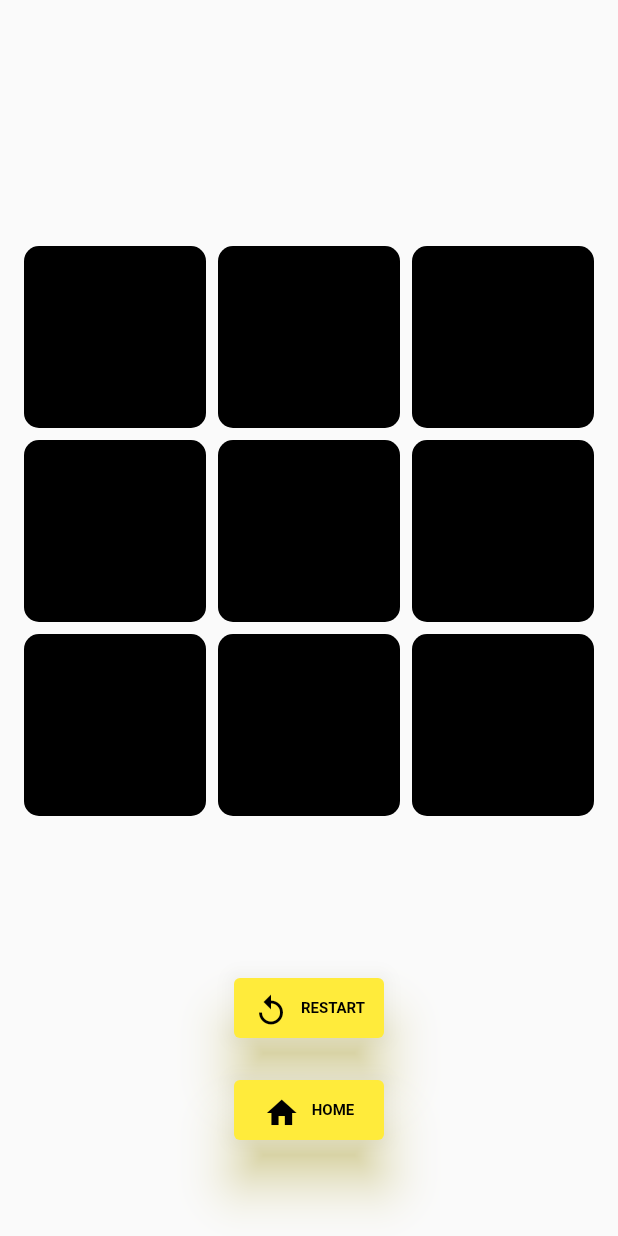
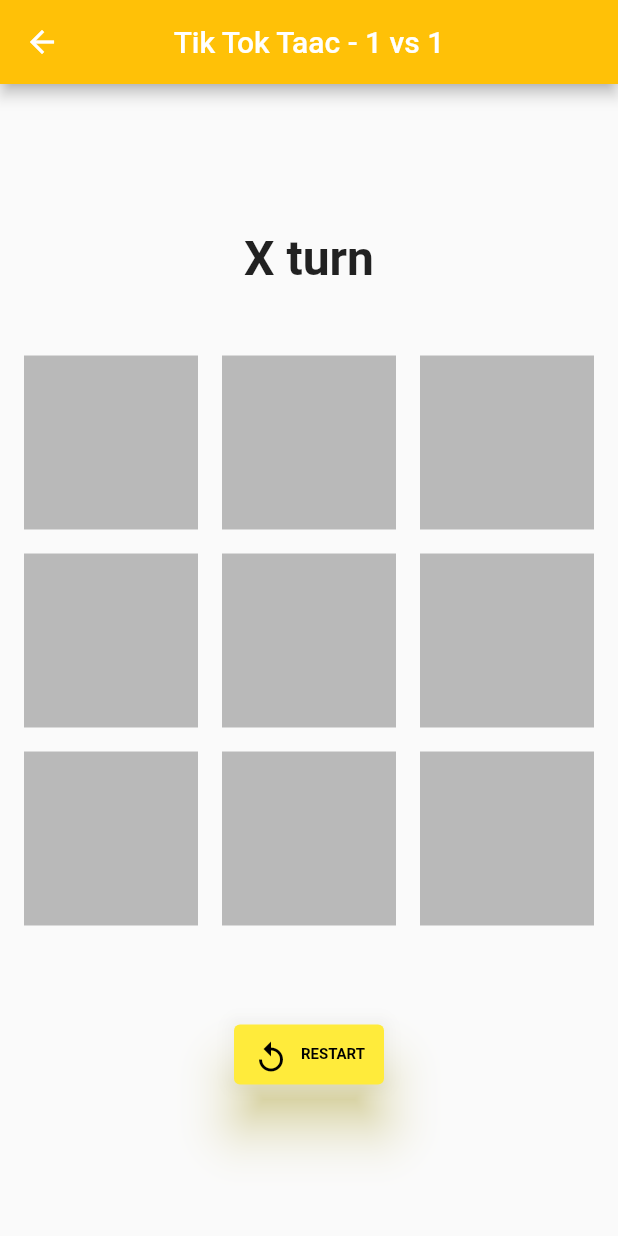
Before and after one commit to MattiaRavagnin/consegne_tpsit_2223, a Flutter app: the screen it shows after launch, after a tap on "1 vs 1", on a phone screen of 412 x 824 dp. Run offline on Flutter 3.47's test engine with Material 2 defaults, Android fonts, the phone set to English and light mode, and no system bars; drawn by our look-alikes of animated_background.

Commit message:
finish part 1

```diff
--- a/tik_tok_taac_flutter/lib/game.dart
+++ /dev/null
@@ -1,39 +0,0 @@
-class Players {
-  static const empty = '';
-  static const x = 'X';
-  static const o = 'O';
-}
-
-class Game {
-  static final boardLenth = 9; //(3*3)
-  static final sizeBloc = 100.0;
-
-  //Creating board
-  List<String>? board;
-
-  static List<String>? initGameBoeard() =>
-      List.generate(boardLenth, (index) => Players.empty);
-
-  bool win(String player, int index, List<int> scoreboard, int sizeGrid) {
-    int row = index ~/ 3;
-    int col = index % 3;
-
-    int score = player == 'X' ? 1 : 1;
-
-    scoreboard[row] += score;
-    scoreboard[sizeGrid = col] += score;
-
-    if (row == col) {
-      scoreboard[2 * sizeGrid] += score;
-    }
-    if (sizeGrid - 1 - col == row) {
-      scoreboard[2 * sizeGrid + 1] += score;
-    }
-
-    if (scoreboard.contains(3) || scoreboard.contains(-3)) {
-      return true;
-    }
-
-    return false;
-  }
-}
--- a/tik_tok_taac_flutter/lib/pages/Game1.dart
+++ /dev/null
@@ -1,176 +0,0 @@
-import 'package:flutter/material.dart';
-import 'package:tik_tok_taac_flutter/game.dart';
-import 'package:tik_tok_taac_flutter/confUI.dart';
-import 'package:tik_tok_taac_flutter/pages/Home.dart';
-
-import 'package:animated_background/animated_background.dart';
-
-class GameScreen extends StatefulWidget {
-  const GameScreen({Key? key}) : super(key: key);
-
-  @override
-  _GameScreenState createState() => _GameScreenState();
-}
-
-class _GameScreenState extends State<GameScreen> with TickerProviderStateMixin {
-  String lastValue = "X";
-  bool gameOver = false;
-  int turn = 0;
-  String result = "";
-
-  List<int> scoreboard = [0, 0, 0, 0, 0, 0, 0, 0];
-
-  Game game = Game(); //classe dart per la logica di gioco
-
-  @override
-  void initState() {
-    super.initState();
-    game.board = Game.initGameBoeard();
-    print(game.board);
-  }
-
-  @override
-  Widget build(BuildContext context) {
-    double boardWidth = MediaQuery.of(context).size.width;
-    return Scaffold(
-      //backgroundColor: Colors.cyan,
-      body: AnimatedBackground(
-        behaviour: RacingLinesBehaviour(),
-        vsync: this,
-        child: Column(
-            mainAxisAlignment: MainAxisAlignment.center,
-            crossAxisAlignment: CrossAxisAlignment.center,
-            children: [
-              Text(
-                "It's ${lastValue} turn".toUpperCase(),
-                style: TextStyle(
-                  color: ConfColor.black,
-                  fontSize: 58,
-                ),
-              ),
-              const SizedBox(
-                height: 20.0,
-              ),
-
-              Container(
-                width: boardWidth,
-                height: boardWidth,
-                child: GridView.count(
-                  crossAxisCount: Game.boardLenth ~/ 3,
-                  padding: EdgeInsets.all(16.0),
-                  mainAxisSpacing: 8.0,
-                  crossAxisSpacing: 8.0,
-                  children: List.generate(Game.boardLenth, (index) {
-                    return InkWell(
-                      onTap: gameOver
-                          ? null
-                          : () {
-                              //refresh the screen
-                              //button repeat game
-
-                              if (game.board![index] == '') {
-                                setState(() {
-                                  game.board![index] = lastValue;
-
-                                  turn++;
-
-                                  gameOver =
-                                      game.win(lastValue, index, scoreboard, 3);
-
-                                  if (gameOver) {
-                                    result = '$lastValue WIN';
-                                  } else if (!gameOver && turn == 9) {
-                                    result = 'DRAW';
-                                    gameOver = true;
-                                  }
-
-                                  if (lastValue == 'X') {
-                                    lastValue = 'O';
-                                  } else {
-                                    lastValue = 'X';
-                                  }
-                                });
-                              }
-                            },
-                      child: Container(
-                        width: Game.sizeBloc,
-                        height: Game.sizeBloc,
-                        decoration: BoxDecoration(
-                            color: Colors.black, //???>?
-                            borderRadius: BorderRadius.circular(10.0)),
-                        child: Center(
-                          child: Text(
-                            game.board![index],
-                            style: TextStyle(
-                                color: game.board![index] == 'X'
-                                    ? Colors.amberAccent
-                                    : Colors.deepOrange,
-                                fontSize: 64.0,
-                                fontFamily: 'Raleway'),
-                          ),
-                        ),
-                      ),
-                    );
-                  }),
-                ),
-              ),
-              SizedBox(
-                height: 25.0,
-              ),
-              Text(
-                result,
-                style: TextStyle(color: ConfColor.black, fontSize: 54.0),
-              ),
-              ElevatedButton.icon(
-                onPressed: () {
-                  setState(() {
-                    //reset
-                    game.board = Game.initGameBoeard();
-                    lastValue = 'X';
-                    gameOver = false;
-                    turn = 0;
-                    result = '';
-                    scoreboard = [0, 0, 0, 0, 0, 0, 0, 0];
-                  });
-                },
-                icon: Icon(Icons.replay),
-                label: Text('RESTART'),
-                style: ElevatedButton.styleFrom(
-                    padding: EdgeInsets.all(10.0),
-                    fixedSize: Size(100, 40),
-                    textStyle:
-                        TextStyle(fontSize: 10, fontWeight: FontWeight.bold),
-                    primary: Colors.yellow,
-                    onPrimary: Colors.black,
-                    elevation: 15,
-                    shadowColor: Colors.yellow),
-              ),
-              SizedBox(
-                height: 20,
-              ),
-              ElevatedButton.icon(
-                onPressed: () {
-                  Navigator.of(context).push(
-                    MaterialPageRoute(builder: (context) => HomePage()),
-                  );
-                },
-                icon: Icon(Icons.home),
-                label: Text('HOME'),
-                style: ElevatedButton.styleFrom(
-                    padding: EdgeInsets.all(10.0),
-                    fixedSize: Size(100, 40),
-                    textStyle:
-                        TextStyle(fontSize: 10, fontWeight: FontWeight.bold),
-                    primary: Colors.yellow,
-                    onPrimary: Colors.black,
-                    elevation: 15,
-                    shadowColor: Colors.yellow),
-              ),
-
-              // https://github.com/doctorcode9/Flutter-Tic-Tact-Toe-Game
-              // TODO: make game class that will contains all data and method
-            ]),
-      ),
-    );
-  }
-}
--- a/tik_tok_taac_flutter/lib/pages/Home.dart
+++ b/tik_tok_taac_flutter/lib/pages/Home.dart
@@ -1,7 +1,7 @@
 import 'package:flutter/material.dart';
-import 'package:tik_tok_taac_flutter/pages/Game1.dart';
 
 import 'package:animated_background/animated_background.dart';
+import 'package:tik_tok_taac_flutter/pages/game/game_page.dart';
 
 class HomePage extends StatefulWidget {
   const HomePage({Key? key}) : super(key: key);
@@ -31,7 +31,7 @@
                   child: Text('1 vs 1'),
                   onPressed: () {
                     Navigator.of(context).push(
-                      MaterialPageRoute(builder: (context) => GameScreen()),
+                      MaterialPageRoute(builder: (context) => GamePage()),
                     );
                   },
                   style: ElevatedButton.styleFrom(
@@ -50,9 +50,9 @@
                 ElevatedButton(
                   child: Text('1 vs IA'),
                   onPressed: () {
-                    Navigator.of(context).push(
-                      MaterialPageRoute(builder: (context) => GameScreen()),
-                    ); //inserire classe con la "IA"
+                    //Navigator.of(context).push(
+                    //  MaterialPageRoute(builder: (context) => ),
+                    //); //inserire classe con la "IA"
                   },
                   style: ElevatedButton.styleFrom(
                       padding: EdgeInsets.all(20.0),
--- /dev/null
+++ b/tik_tok_taac_flutter/lib/pages/game/game_page.dart
@@ -0,0 +1,223 @@
+import 'dart:ui';
+
+import 'package:animated_background/animated_background.dart';
+
+import 'package:flutter/material.dart';
+import 'package:tik_tok_taac_flutter/confUI.dart';
+
+class GamePage extends StatefulWidget {
+  @override
+  State<GamePage> createState() => _GamePageState();
+}
+
+class _GamePageState extends State<GamePage> with TickerProviderStateMixin {
+  static const String PLAYER_X = "X";
+  static const String PLAYER_Y = "O";
+
+  late String currentPlayer;
+  late bool gameEnd;
+  late List<String> occupied;
+
+  @override
+  void initState() {
+    initializeGame();
+    super.initState();
+  }
+
+  void initializeGame() {
+    currentPlayer = PLAYER_X;
+    gameEnd = false;
+    occupied = ["", "", "", "", "", "", "", "", ""];
+  }
+
+  @override
+  Widget build(BuildContext context) {
+    return Scaffold(
+        appBar: AppBar(
+          title: Text('Tik Tok Taac - 1 vs 1'),
+          centerTitle: true,
+          backgroundColor: Colors.amber,
+        ),
+        body: AnimatedBackground(
+          behaviour: RacingLinesBehaviour(),
+          vsync: this,
+          child: Center(
+            child: Column(
+              mainAxisAlignment: MainAxisAlignment.center,
+              children: [
+                headerText(currentPlayer),
+                gameContainer(),
+                SizedBox(
+                  height: 30,
+                ),
+                restartButton(),
+              ],
+            ),
+          ),
+        ));
+  }
+
+  //texts turn
+  Widget headerText(String currentPlayer) {
+    return Column(
+      children: [
+        Text(
+          "$currentPlayer turn",
+          style: const TextStyle(
+            color: Colors.black87,
+            fontSize: 32,
+            fontWeight: FontWeight.bold,
+          ),
+        ),
+        SizedBox(
+          height: 30,
+        ),
+      ],
+    );
+  }
+
+  // grid builder
+  Widget gameContainer() {
+    return Container(
+      decoration: BoxDecoration(
+        borderRadius: BorderRadius.circular(10.0),
+      ),
+      height: MediaQuery.of(context).size.height / 2,
+      width: MediaQuery.of(context).size.height / 2,
+      margin: const EdgeInsets.all(8),
+      child: GridView.builder(
+          gridDelegate: const SliverGridDelegateWithFixedCrossAxisCount(
+              crossAxisCount: 3),
+          itemCount: 9,
+          itemBuilder: (context, int index) {
+            return box(index);
+          }),
+    );
+  }
+
+  //box actions
+  Widget box(int index) {
+    return InkWell(
+      onTap: () {
+        if (gameEnd || occupied[index].isNotEmpty) {
+          return;
+        }
+
+        setState(() {
+          occupied[index] = currentPlayer;
+          changeTurn();
+          checkForWinner();
+          checkForDraw();
+        });
+      },
+      child: Container(
+        color: occupied[index].isEmpty
+            ? Colors.black26
+            : occupied[index] == PLAYER_X
+                ? Color.fromARGB(0, 105, 201, 208)
+                : ConfColor.redCrayola,
+        margin: const EdgeInsets.all(8),
+        child: Center(
+          child: Text(
+            occupied[index],
+            style: const TextStyle(fontSize: 50),
+          ),
+        ),
+      ),
+    );
+  }
+
+  //restart
+  restartButton() {
+    return ElevatedButton.icon(
+      onPressed: () {
+        setState(() {
+          //reset
+          setState(() {
+            initializeGame();
+          });
+        });
+      },
+      icon: Icon(Icons.replay),
+      label: Text('RESTART'),
+      style: ElevatedButton.styleFrom(
+          padding: EdgeInsets.all(10.0),
+          fixedSize: Size(100, 40),
+          textStyle: TextStyle(fontSize: 10, fontWeight: FontWeight.bold),
+          primary: Colors.yellow,
+          onPrimary: Colors.black,
+          elevation: 15,
+          shadowColor: Colors.yellow),
+    );
+  }
+
+  changeTurn() {
+    if (currentPlayer == PLAYER_X) {
+      currentPlayer = PLAYER_Y;
+    } else {
+      currentPlayer = PLAYER_X;
+    }
+  }
+
+  //win conditions
+  checkForWinner() {
+    List<List<int>> winningList = [
+      [0, 1, 2],
+      [3, 4, 5],
+      [6, 7, 8],
+      [0, 3, 6],
+      [1, 4, 7],
+      [2, 5, 8],
+      [0, 4, 8],
+      [2, 4, 6],
+    ];
+
+    for (var winningPos in winningList) {
+      String playerPosition0 = occupied[winningPos[0]];
+      String playerPosition1 = occupied[winningPos[1]];
+      String playerPosition2 = occupied[winningPos[2]];
+
+      if (playerPosition0.isNotEmpty) {
+        if (playerPosition0 == playerPosition1 &&
+            playerPosition0 == playerPosition2) {
+          showGameOverMessage("Player $playerPosition0 Won");
+          gameEnd = true;
+          return;
+        }
+      }
+    }
+  }
+
+  //draw condition
+  checkForDraw() {
+    if (gameEnd) {
+      return;
+    }
+    bool draw = true;
+    for (var occupiedPlayer in occupied) {
+      if (occupiedPlayer.isEmpty) {
+        draw = false;
+      }
+    }
+
+    if (draw) {
+      showGameOverMessage("Draw");
+      gameEnd = true;
+    }
+  }
+
+  //result message
+  showGameOverMessage(String message) {
+    ScaffoldMessenger.of(context).showSnackBar(
+      SnackBar(
+          backgroundColor: Color.fromARGB(255, 139, 221, 142),
+          content: Text(
+            "Game Over \n $message",
+            textAlign: TextAlign.center,
+            style: const TextStyle(
+              fontSize: 20,
+            ),
+          )),
+    );
+  }
+}
```
